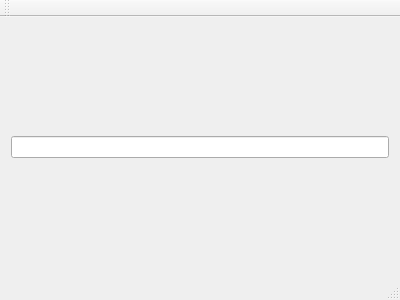
Before: the Qt Designer form calculator/calculator/calculator.ui in Grim102/c_plus_plus, drawn with Qt 5.
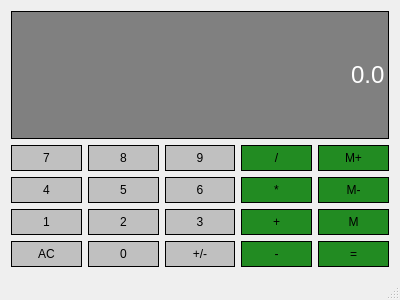
After: the same form once the commit is applied.

Diff of the .ui file:
```diff
--- a/calculator/calculator/calculator.ui
+++ b/calculator/calculator/calculator.ui
@@ -10,13 +10,584 @@
     <height>300</height>
    </rect>
   </property>
+  <property name="sizePolicy">
+   <sizepolicy hsizetype="Preferred" vsizetype="Preferred">
+    <horstretch>0</horstretch>
+    <verstretch>0</verstretch>
+   </sizepolicy>
+  </property>
   <property name="windowTitle">
    <string>Calculator</string>
   </property>
   <widget class="QWidget" name="centralWidget">
    <layout class="QGridLayout" name="gridLayout">
-    <item row="0" column="0">
-     <widget class="QLineEdit" name="lineEdit"/>
+    <item row="1" column="0">
+     <widget class="QPushButton" name="Button7">
+      <property name="sizePolicy">
+       <sizepolicy hsizetype="Preferred" vsizetype="Preferred">
+        <horstretch>0</horstretch>
+        <verstretch>0</verstretch>
+       </sizepolicy>
+      </property>
+      <property name="styleSheet">
+       <string notr="true">QPushButton {
+	background-color: #C0C0C0;
+	border: 1px solid black;
+	padding: 5px;
+}
+
+QPushButton:pressed {
+	background-color: #A9A9A9;
+	border: 1px solid black;
+	padding: 5px;
+}
+</string>
+      </property>
+      <property name="text">
+       <string>7</string>
+      </property>
+     </widget>
+    </item>
+    <item row="1" column="1">
+     <widget class="QPushButton" name="Button8">
+      <property name="sizePolicy">
+       <sizepolicy hsizetype="Preferred" vsizetype="Preferred">
+        <horstretch>0</horstretch>
+        <verstretch>0</verstretch>
+       </sizepolicy>
+      </property>
+      <property name="styleSheet">
+       <string notr="true">QPushButton {
+	background-color: #C0C0C0;
+	border: 1px solid black;
+	padding: 5px;
+}
+
+QPushButton:pressed {
+	background-color: #A9A9A9;
+	border: 1px solid black;
+	padding: 5px;
+}
+</string>
+      </property>
+      <property name="text">
+       <string>8</string>
+      </property>
+     </widget>
+    </item>
+    <item row="1" column="4">
+     <widget class="QPushButton" name="MemAdd">
+      <property name="sizePolicy">
+       <sizepolicy hsizetype="Preferred" vsizetype="Preferred">
+        <horstretch>0</horstretch>
+        <verstretch>0</verstretch>
+       </sizepolicy>
+      </property>
+      <property name="styleSheet">
+       <string notr="true">QPushButton {
+	background-color: #228B22;
+	border: 1px solid black;
+	padding: 5px;
+}
+
+QPushButton:pressed {
+	background-color: #A9A9A9;
+	border: 1px solid black;
+	padding: 5px;
+}
+</string>
+      </property>
+      <property name="text">
+       <string>M+</string>
+      </property>
+     </widget>
+    </item>
+    <item row="2" column="2">
+     <widget class="QPushButton" name="Button6">
+      <property name="sizePolicy">
+       <sizepolicy hsizetype="Preferred" vsizetype="Preferred">
+        <horstretch>0</horstretch>
+        <verstretch>0</verstretch>
+       </sizepolicy>
+      </property>
+      <property name="styleSheet">
+       <string notr="true">QPushButton {
+	background-color: #C0C0C0;
+	border: 1px solid black;
+	padding: 5px;
+}
+
+QPushButton:pressed {
+	background-color: #A9A9A9;
+	border: 1px solid black;
+	padding: 5px;
+}
+</string>
+      </property>
+      <property name="text">
+       <string>6</string>
+      </property>
+     </widget>
+    </item>
+    <item row="2" column="0">
+     <widget class="QPushButton" name="Button4">
+      <property name="sizePolicy">
+       <sizepolicy hsizetype="Preferred" vsizetype="Preferred">
+        <horstretch>0</horstretch>
+        <verstretch>0</verstretch>
+       </sizepolicy>
+      </property>
+      <property name="styleSheet">
+       <string notr="true">QPushButton {
+	background-color: #C0C0C0;
+	border: 1px solid black;
+	padding: 5px;
+}
+
+QPushButton:pressed {
+	background-color: #A9A9A9;
+	border: 1px solid black;
+	padding: 5px;
+}
+</string>
+      </property>
+      <property name="text">
+       <string>4</string>
+      </property>
+     </widget>
+    </item>
+    <item row="1" column="2">
+     <widget class="QPushButton" name="Button9">
+      <property name="sizePolicy">
+       <sizepolicy hsizetype="Preferred" vsizetype="Preferred">
+        <horstretch>0</horstretch>
+        <verstretch>0</verstretch>
+       </sizepolicy>
+      </property>
+      <property name="styleSheet">
+       <string notr="true">QPushButton {
+	background-color: #C0C0C0;
+	border: 1px solid black;
+	padding: 5px;
+}
+
+QPushButton:pressed {
+	background-color: #A9A9A9;
+	border: 1px solid black;
+	padding: 5px;
+}
+</string>
+      </property>
+      <property name="text">
+       <string>9</string>
+      </property>
+     </widget>
+    </item>
+    <item row="1" column="3">
+     <widget class="QPushButton" name="Divide">
+      <property name="sizePolicy">
+       <sizepolicy hsizetype="Preferred" vsizetype="Preferred">
+        <horstretch>0</horstretch>
+        <verstretch>0</verstretch>
+       </sizepolicy>
+      </property>
+      <property name="styleSheet">
+       <string notr="true">QPushButton {
+	background-color: #228B22;
+	border: 1px solid black;
+	padding: 5px;
+}
+
+QPushButton:pressed {
+	background-color: #A9A9A9;
+	border: 1px solid black;
+	padding: 5px;
+}
+</string>
+      </property>
+      <property name="text">
+       <string>/</string>
+      </property>
+     </widget>
+    </item>
+    <item row="2" column="1">
+     <widget class="QPushButton" name="Button5">
+      <property name="sizePolicy">
+       <sizepolicy hsizetype="Preferred" vsizetype="Preferred">
+        <horstretch>0</horstretch>
+        <verstretch>0</verstretch>
+       </sizepolicy>
+      </property>
+      <property name="styleSheet">
+       <string notr="true">QPushButton {
+	background-color: #C0C0C0;
+	border: 1px solid black;
+	padding: 5px;
+}
+
+QPushButton:pressed {
+	background-color: #A9A9A9;
+	border: 1px solid black;
+	padding: 5px;
+}
+</string>
+      </property>
+      <property name="text">
+       <string>5</string>
+      </property>
+     </widget>
+    </item>
+    <item row="2" column="3">
+     <widget class="QPushButton" name="Multiply">
+      <property name="sizePolicy">
+       <sizepolicy hsizetype="Preferred" vsizetype="Preferred">
+        <horstretch>0</horstretch>
+        <verstretch>0</verstretch>
+       </sizepolicy>
+      </property>
+      <property name="styleSheet">
+       <string notr="true">QPushButton {
+	background-color: #228B22;
+	border: 1px solid black;
+	padding: 5px;
+}
+
+QPushButton:pressed {
+	background-color: #A9A9A9;
+	border: 1px solid black;
+	padding: 5px;
+}
+</string>
+      </property>
+      <property name="text">
+       <string>*</string>
+      </property>
+     </widget>
+    </item>
+    <item row="3" column="0">
+     <widget class="QPushButton" name="Button1">
+      <property name="sizePolicy">
+       <sizepolicy hsizetype="Preferred" vsizetype="Preferred">
+        <horstretch>0</horstretch>
+        <verstretch>0</verstretch>
+       </sizepolicy>
+      </property>
+      <property name="styleSheet">
+       <string notr="true">QPushButton {
+	background-color: #C0C0C0;
+	border: 1px solid black;
+	padding: 5px;
+}
+
+QPushButton:pressed {
+	background-color: #A9A9A9;
+	border: 1px solid black;
+	padding: 5px;
+}
+</string>
+      </property>
+      <property name="text">
+       <string>1</string>
+      </property>
+     </widget>
+    </item>
+    <item row="3" column="3">
+     <widget class="QPushButton" name="Add">
+      <property name="sizePolicy">
+       <sizepolicy hsizetype="Preferred" vsizetype="Preferred">
+        <horstretch>0</horstretch>
+        <verstretch>0</verstretch>
+       </sizepolicy>
+      </property>
+      <property name="styleSheet">
+       <string notr="true">QPushButton {
+	background-color: #228B22;
+	border: 1px solid black;
+	padding: 5px;
+}
+
+QPushButton:pressed {
+	background-color: #A9A9A9;
+	border: 1px solid black;
+	padding: 5px;
+}
+</string>
+      </property>
+      <property name="text">
+       <string>+</string>
+      </property>
+     </widget>
+    </item>
+    <item row="2" column="4">
+     <widget class="QPushButton" name="MemClear">
+      <property name="sizePolicy">
+       <sizepolicy hsizetype="Preferred" vsizetype="Preferred">
+        <horstretch>0</horstretch>
+        <verstretch>0</verstretch>
+       </sizepolicy>
+      </property>
+      <property name="styleSheet">
+       <string notr="true">QPushButton {
+	background-color: #228B22;
+	border: 1px solid black;
+	padding: 5px;
+}
+
+QPushButton:pressed {
+	background-color: #A9A9A9;
+	border: 1px solid black;
+	padding: 5px;
+}
+</string>
+      </property>
+      <property name="text">
+       <string>M-</string>
+      </property>
+     </widget>
+    </item>
+    <item row="3" column="1">
+     <widget class="QPushButton" name="Button2">
+      <property name="sizePolicy">
+       <sizepolicy hsizetype="Preferred" vsizetype="Preferred">
+        <horstretch>0</horstretch>
+        <verstretch>0</verstretch>
+       </sizepolicy>
+      </property>
+      <property name="styleSheet">
+       <string notr="true">QPushButton {
+	background-color: #C0C0C0;
+	border: 1px solid black;
+	padding: 5px;
+}
+
+QPushButton:pressed {
+	background-color: #A9A9A9;
+	border: 1px solid black;
+	padding: 5px;
+}
+</string>
+      </property>
+      <property name="text">
+       <string>2</string>
+      </property>
+     </widget>
+    </item>
+    <item row="3" column="2">
+     <widget class="QPushButton" name="Button3">
+      <property name="sizePolicy">
+       <sizepolicy hsizetype="Preferred" vsizetype="Preferred">
+        <horstretch>0</horstretch>
+        <verstretch>0</verstretch>
+       </sizepolicy>
+      </property>
+      <property name="styleSheet">
+       <string notr="true">QPushButton {
+	background-color: #C0C0C0;
+	border: 1px solid black;
+	padding: 5px;
+}
+
+QPushButton:pressed {
+	background-color: #A9A9A9;
+	border: 1px solid black;
+	padding: 5px;
+}
+</string>
+      </property>
+      <property name="text">
+       <string>3</string>
+      </property>
+     </widget>
+    </item>
+    <item row="3" column="4">
+     <widget class="QPushButton" name="MemGet">
+      <property name="sizePolicy">
+       <sizepolicy hsizetype="Preferred" vsizetype="Preferred">
+        <horstretch>0</horstretch>
+        <verstretch>0</verstretch>
+       </sizepolicy>
+      </property>
+      <property name="styleSheet">
+       <string notr="true">QPushButton {
+	background-color: #228B22;
+	border: 1px solid black;
+	padding: 5px;
+}
+
+QPushButton:pressed {
+	background-color: #A9A9A9;
+	border: 1px solid black;
+	padding: 5px;
+}
+</string>
+      </property>
+      <property name="text">
+       <string>M</string>
+      </property>
+     </widget>
+    </item>
+    <item row="4" column="0">
+     <widget class="QPushButton" name="Clear">
+      <property name="sizePolicy">
+       <sizepolicy hsizetype="Preferred" vsizetype="Preferred">
+        <horstretch>0</horstretch>
+        <verstretch>0</verstretch>
+       </sizepolicy>
+      </property>
+      <property name="styleSheet">
+       <string notr="true">QPushButton {
+	background-color: #C0C0C0;
+	border: 1px solid black;
+	padding: 5px;
+}
+
+QPushButton:pressed {
+	background-color: #A9A9A9;
+	border: 1px solid black;
+	padding: 5px;
+}
+</string>
+      </property>
+      <property name="text">
+       <string>AC</string>
+      </property>
+     </widget>
+    </item>
+    <item row="4" column="1">
+     <widget class="QPushButton" name="Button0">
+      <property name="sizePolicy">
+       <sizepolicy hsizetype="Preferred" vsizetype="Preferred">
+        <horstretch>0</horstretch>
+        <verstretch>0</verstretch>
+       </sizepolicy>
+      </property>
+      <property name="styleSheet">
+       <string notr="true">QPushButton {
+	background-color: #C0C0C0;
+	border: 1px solid black;
+	padding: 5px;
+}
+
+QPushButton:pressed {
+	background-color: #A9A9A9;
+	border: 1px solid black;
+	padding: 5px;
+}
+</string>
+      </property>
+      <property name="text">
+       <string>0</string>
+      </property>
+     </widget>
+    </item>
+    <item row="4" column="2">
+     <widget class="QPushButton" name="ChangeSign">
+      <property name="sizePolicy">
+       <sizepolicy hsizetype="Preferred" vsizetype="Preferred">
+        <horstretch>0</horstretch>
+        <verstretch>0</verstretch>
+       </sizepolicy>
+      </property>
+      <property name="styleSheet">
+       <string notr="true">QPushButton {
+	background-color: #C0C0C0;
+	border: 1px solid black;
+	padding: 5px;
+}
+
+QPushButton:pressed {
+	background-color: #A9A9A9;
+	border: 1px solid black;
+	padding: 5px;
+}
+</string>
+      </property>
+      <property name="text">
+       <string>+/-</string>
+      </property>
+     </widget>
+    </item>
+    <item row="4" column="3">
+     <widget class="QPushButton" name="Subtract">
+      <property name="sizePolicy">
+       <sizepolicy hsizetype="Preferred" vsizetype="Preferred">
+        <horstretch>0</horstretch>
+        <verstretch>0</verstretch>
+       </sizepolicy>
+      </property>
+      <property name="styleSheet">
+       <string notr="true">QPushButton {
+	background-color: #228B22;
+	border: 1px solid black;
+	padding: 5px;
+}
+
+QPushButton:pressed {
+	background-color: #A9A9A9;
+	border: 1px solid black;
+	padding: 5px;
+}
+</string>
+      </property>
+      <property name="text">
+       <string>-</string>
+      </property>
+     </widget>
+    </item>
+    <item row="4" column="4">
+     <widget class="QPushButton" name="Equals">
+      <property name="sizePolicy">
+       <sizepolicy hsizetype="Preferred" vsizetype="Preferred">
+        <horstretch>0</horstretch>
+        <verstretch>0</verstretch>
+       </sizepolicy>
+      </property>
+      <property name="styleSheet">
+       <string notr="true">QPushButton {
+	background-color: #228B22;
+	border: 1px solid black;
+	padding: 5px;
+}
+
+QPushButton:pressed {
+	background-color: #A9A9A9;
+	border: 1px solid black;
+	padding: 5px;
+}
+</string>
+      </property>
+      <property name="text">
+       <string>=</string>
+      </property>
+     </widget>
+    </item>
+    <item row="0" column="0" colspan="5">
+     <widget class="QLineEdit" name="Display">
+      <property name="sizePolicy">
+       <sizepolicy hsizetype="Preferred" vsizetype="Expanding">
+        <horstretch>0</horstretch>
+        <verstretch>0</verstretch>
+       </sizepolicy>
+      </property>
+      <property name="font">
+       <font>
+        <pointsize>18</pointsize>
+       </font>
+      </property>
+      <property name="styleSheet">
+       <string notr="true">QLineEdit {
+	background-color: gray;
+	border: 1px solid black;
+	color: #ffffff;
+}</string>
+      </property>
+      <property name="text">
+       <string>0.0</string>
+      </property>
+      <property name="alignment">
+       <set>Qt::AlignRight|Qt::AlignTrailing|Qt::AlignVCenter</set>
+      </property>
+     </widget>
     </item>
    </layout>
   </widget>
@@ -30,14 +601,6 @@
     </rect>
    </property>
   </widget>
-  <widget class="QToolBar" name="mainToolBar">
-   <attribute name="toolBarArea">
-    <enum>TopToolBarArea</enum>
-   </attribute>
-   <attribute name="toolBarBreak">
-    <bool>false</bool>
-   </attribute>
-  </widget>
   <widget class="QStatusBar" name="statusBar"/>
  </widget>
  <layoutdefault spacing="6" margin="11"/>
```
